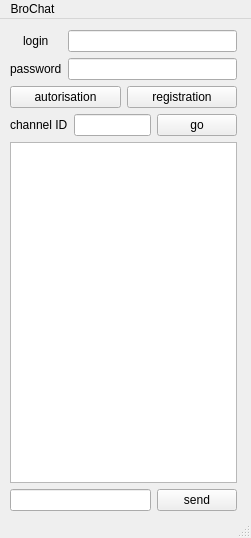
Before: the Qt Designer form src/gui/mainwindow.ui in k-morozov/AppChat, drawn with Qt 5.
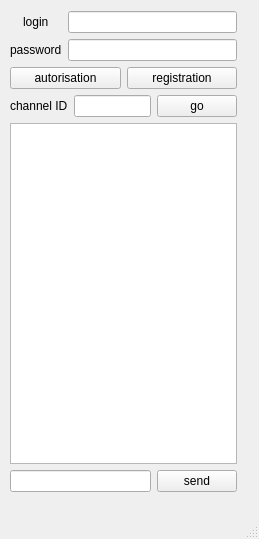
After: the same form once the commit is applied.

Patch:
```diff
--- a/src/gui/mainwindow.ui
+++ b/src/gui/mainwindow.ui
@@ -6,8 +6,8 @@
    <rect>
     <x>0</x>
     <y>0</y>
-    <width>251</width>
-    <height>538</height>
+    <width>259</width>
+    <height>539</height>
    </rect>
   </property>
   <property name="windowTitle">
@@ -124,16 +124,10 @@
     <rect>
      <x>0</x>
      <y>0</y>
-     <width>251</width>
+     <width>259</width>
      <height>22</height>
     </rect>
    </property>
-   <widget class="QMenu" name="menuBroChat">
-    <property name="title">
-     <string>BroChat</string>
-    </property>
-   </widget>
-   <addaction name="menuBroChat"/>
   </widget>
   <widget class="QStatusBar" name="statusbar"/>
  </widget>
```
Left out of the diff: 2 changed lines with no effect on the pictures.
